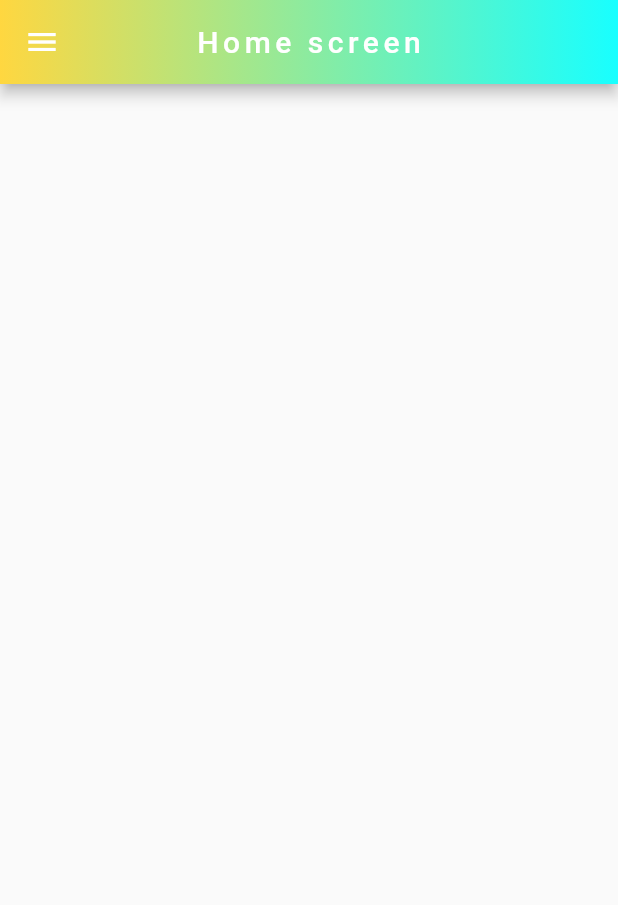
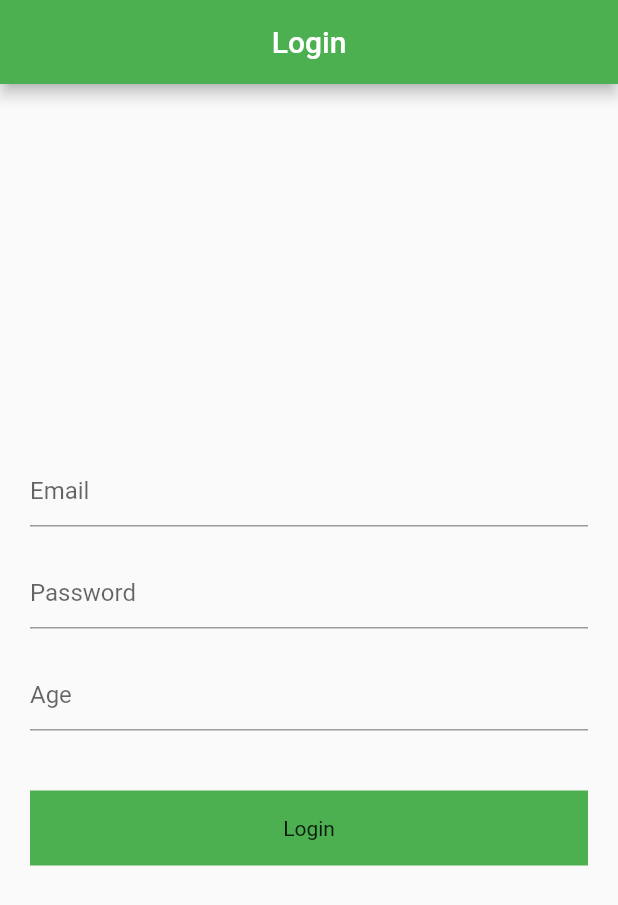
Before and after one commit to RRKawchar/shared_preferences_test, a Flutter app: the screen it shows after launch, on a phone screen of 412 x 824 dp. Shown: the top 905 px of the screen. Run offline on Flutter 3.47's test engine with Material 2 defaults, Android fonts, the light colour scheme and no system bars; our stand-ins replace image_picker, shared_preferences; network calls fail.

Commit message:
2nd commit

```diff
--- a/lib/main.dart
+++ b/lib/main.dart
@@ -2,6 +2,8 @@ import 'package:flutter/material.dart';
 import 'package:shared_prefereces_test/auth/signUp_screen.dart';
 import 'package:shared_prefereces_test/global/global_value.dart';
 import 'package:shared_prefereces_test/main_screen/home_screen.dart';
+import 'package:shared_prefereces_test/practice2/second_auth/second_login.dart';
+import 'package:shared_prefereces_test/practice2/second_splash/second_splash.dart';
 import 'package:shared_prefereces_test/splash_screen/splash_screen.dart';
 import 'package:shared_preferences/shared_preferences.dart';
 
@@ -21,11 +23,11 @@ class MyApp extends StatelessWidget {
   Widget build(BuildContext context) {
     return MaterialApp(
       debugShowCheckedModeBanner: false,
-      title: 'User demo',
+      title: 'User DB',
       theme: ThemeData(
-        primarySwatch: Colors.blue,
+        primarySwatch: Colors.green,
       ),
-      home:SplashScreen(),
+      home:SecondSplash(),
     );
   }
 }
--- /dev/null
+++ b/lib/practice2/second_auth/second_login.dart
@@ -0,0 +1,120 @@
+import 'package:flutter/material.dart';
+import 'package:shared_prefereces_test/global/global_value.dart';
+import 'package:shared_prefereces_test/practice2/screen/student_screen.dart';
+import 'package:shared_prefereces_test/practice2/screen/teacher_screen.dart';
+import 'package:shared_prefereces_test/practice2/second_main/second_home.dart';
+import 'package:shared_preferences/shared_preferences.dart';
+
+class SecondLogin extends StatefulWidget {
+  const SecondLogin({Key? key}) : super(key: key);
+
+  @override
+  State<SecondLogin> createState() => _SecondLoginState();
+}
+
+class _SecondLoginState extends State<SecondLogin> {
+
+
+  TextEditingController emailController=TextEditingController();
+  TextEditingController passController=TextEditingController();
+  TextEditingController ageController=TextEditingController();
+
+  saveData()async{
+    sharedPreferences= await SharedPreferences.getInstance();
+    sharedPreferences!.setString("email", emailController.text.toString());
+    sharedPreferences!.setString("password",passController.text.toString());
+    sharedPreferences!.setString("age", ageController.text.toString());
+    sharedPreferences!.setString("userType",'Teacher');
+    sharedPreferences!.setBool("isLogin", true);
+
+
+    ///get Data
+    sharedPreferences!.getString("email");
+    sharedPreferences!.getString("password");
+
+
+    if(sharedPreferences!.getString("userType")=="Student"){
+      Navigator.push(context, MaterialPageRoute(builder: (c)=>StudentScreen()));
+
+    }else if(sharedPreferences!.getString("userType")=="Teacher"){
+
+      Navigator.push(context, MaterialPageRoute(builder: (c)=>TeacherScreen()));
+    }else{
+      Navigator.push(context, MaterialPageRoute(builder: (c)=>SecondHome()));
+
+    }
+
+
+
+
+
+
+  }
+
+
+
+  @override
+  Widget build(BuildContext context) {
+    return Scaffold(
+      appBar: AppBar(
+        title:const Text("Login"),
+        centerTitle: true,
+        automaticallyImplyLeading: false,
+      ),
+            body: Padding(
+              padding: const EdgeInsets.symmetric(horizontal: 20),
+              child: Column(
+                mainAxisAlignment: MainAxisAlignment.center,
+                crossAxisAlignment: CrossAxisAlignment.center,
+                children: [
+                  TextFormField(
+                    controller: emailController,
+                    decoration: InputDecoration(
+                      hintText: "Email"
+                    ),
+                  ),
+                  const SizedBox(height: 20,),
+                  TextFormField(
+                    controller: passController,
+                    decoration: InputDecoration(
+
+                        hintText: "Password",
+
+                    ),
+                    obscureText: true,
+                  ),
+                  const SizedBox(height: 20,),
+                  TextFormField(
+                    controller: ageController,
+                    decoration: InputDecoration(
+                        hintText: "Age"
+                    ),
+                  ),
+
+                  const SizedBox(height: 40,),
+
+                  InkWell(
+                    onTap: (){
+
+                    saveData();
+                    },
+                    child: Container(
+                      alignment: Alignment.center,
+                      width: double.infinity,
+                      height: 50,
+                      color: Colors.green,
+                      child: const Text("Login"),
+                    ),
+                  ),
+
+
+                ],
+              ),
+            ),
+    );
+  }
+
+
+
+
+}
```
Also changed, not shown: lib/practice2/screen/student_screen.dart (added, +102 -0 lines), lib/practice2/screen/teacher_screen.dart (added, +102 -0 lines), lib/practice2/second_main/second_home.dart (added, +90 -0 lines), lib/practice2/second_splash/second_splash.dart (added, +85 -0 lines).
